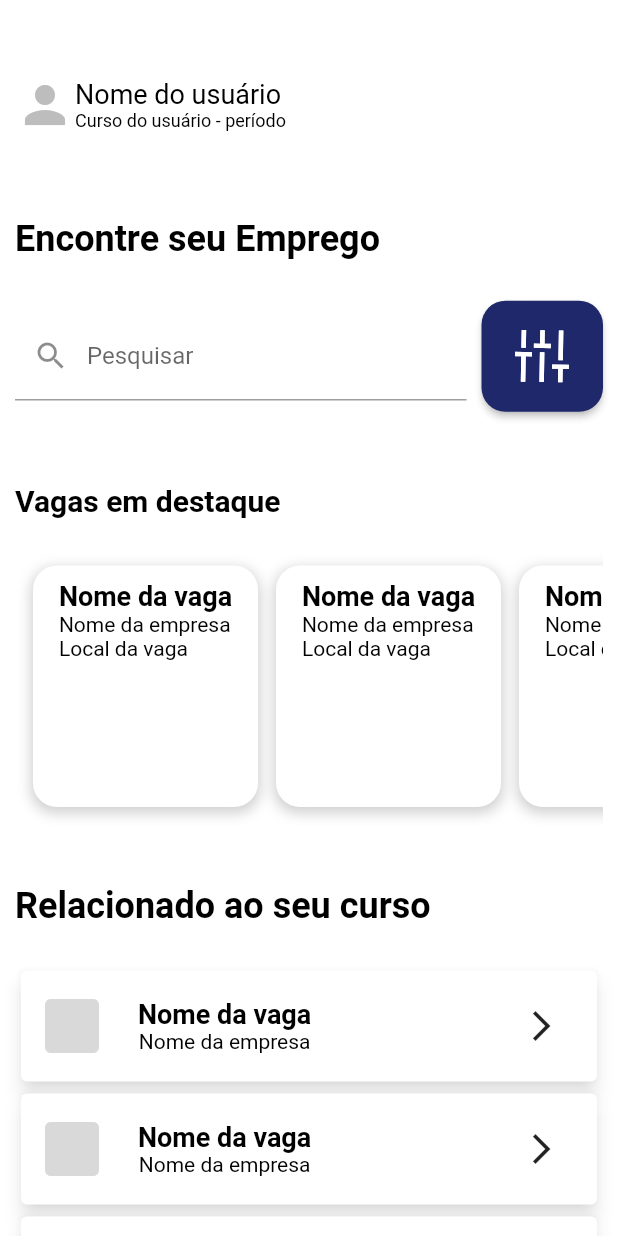
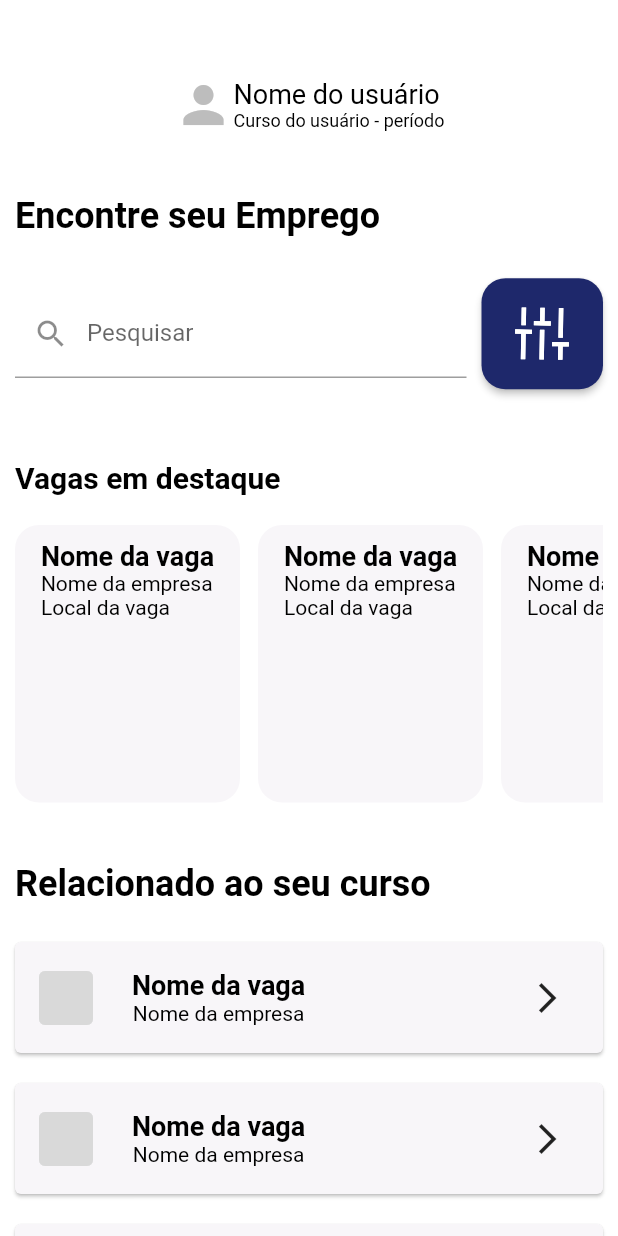
Before and after one commit to islycodes/jobfinder-flutter, a Flutter app: the TelaMenuInicial screen opened by its route, on a phone screen of 412 x 824 dp. Run offline on Flutter 3.47's test engine with Material 2 defaults, Android fonts, the phone set to English and light mode, and no system bars; our stand-ins replace flutter_svg.

Commit message:
update tela_menu_inicial

```diff
--- a/lib/main.dart
+++ b/lib/main.dart
@@ -1,5 +1,7 @@
+import 'package:estagiotec/pages/view/Vagas/tela_vaga.dart';
 import 'package:estagiotec/pages/view/tela_menu_inicial.dart';
 import 'package:flutter/material.dart';
+
 import 'pages/view/Auth/mudar_senha.dart';
 import 'pages/view/Auth/redefinir_senha.dart';
 import 'pages/view/Auth/tela_Otp.dart';
@@ -23,5 +25,6 @@ void main() {
         'telaEsqueceuSenha': (context) => EsqueceuSenha(),
         'telaOtp': (context) => TelaOtp(),
         'telaMudarSenha': (context) => TelaMudarSenha(),
+        'telaVaga': (context) => TelaVaga(),
       }));
 }
--- a/lib/pages/view/tela_menu_inicial.dart
+++ b/lib/pages/view/tela_menu_inicial.dart
@@ -27,41 +27,33 @@ class TelaMenuInicial extends StatelessWidget {
             constraints: BoxConstraints(
               minHeight: MediaQuery.of(context).size.height,
             ),
-            child: Column(
-                mainAxisAlignment: MainAxisAlignment.spaceEvenly,
-                children: [
+            child: Column(children: [
               Container(
-                    child: Column(
-                        mainAxisAlignment: MainAxisAlignment.spaceBetween,
-                        crossAxisAlignment: CrossAxisAlignment.start,
-                        children: [
+                child: Column(children: [
                   SizedBox(height: 40),
                   Column(
                     crossAxisAlignment: CrossAxisAlignment.start,
                     children: [
                       Row(
-                                crossAxisAlignment: CrossAxisAlignment.center,
+                        mainAxisAlignment: MainAxisAlignment.center,
                         children: [
                           Icon(Icons.person,
                               size: 40, color: Colors.grey.shade400),
                           Column(
-                                    crossAxisAlignment:
-                                        CrossAxisAlignment.start,
+                            crossAxisAlignment: CrossAxisAlignment.start,
                             children: [
                               Text('Nome do usuário',
                                   style: TextStyle(
-                                              fontSize: 18,
-                                              color: Colors.black)),
+                                      fontSize: 18, color: Colors.black)),
                               Text('Curso do usuário - período',
                                   style: TextStyle(
-                                              fontSize: 12,
-                                              color: Colors.black)),
+                                      fontSize: 12, color: Colors.black)),
                             ],
                           ),
                         ],
                       ),
                       SizedBox(
-                                height: 55,
+                        height: 40,
                       ),
                       Text('Encontre seu Emprego',
                           style: TextStyle(
@@ -86,16 +78,11 @@ class TelaMenuInicial extends StatelessWidget {
                                   backgroundColor:
                                       Color.fromRGBO(30, 40, 107, 1),
                                   shape: RoundedRectangleBorder(
-                                            borderRadius:
-                                                BorderRadius.circular(16),
+                                    borderRadius: BorderRadius.circular(16),
                                   )),
                               child: SvgPicture.string(svgCode),
                             ),
                           )
-
-                                  // ElevatedButton(
-                                  //     onPressed: () {},
-                                  //     child: )
                         ],
                       ),
                       SizedBox(
@@ -113,7 +100,6 @@ class TelaMenuInicial extends StatelessWidget {
                         height: 185,
                         child: ListView.separated(
                           scrollDirection: Axis.horizontal,
-                                  padding: const EdgeInsets.all(12),
                           itemCount: 10,
                           separatorBuilder: (context, index) {
                             return const SizedBox(width: 12);
@@ -122,18 +108,14 @@ class TelaMenuInicial extends StatelessWidget {
                             return Container(
                               width: 150,
                               decoration: BoxDecoration(
-                                        color: Colors.white,
+                                color: Color.fromRGBO(248, 246, 249, 1),
                                 borderRadius: BorderRadius.circular(16),
-                                        boxShadow: [
-                                          BoxShadow(
-                                            color: Colors.grey.withOpacity(0.5),
-                                            spreadRadius: 1,
-                                            blurRadius: 7,
-                                            offset: Offset(0,
-                                                3), // changes position of shadow
                               ),
-                                        ],
-                                      ),
+                              child: InkWell(
+                                borderRadius: BorderRadius.circular(16),
+                                onTap: () {
+                                  Navigator.pushNamed(context, 'telaVaga');
+                                },
                                 child: Column(
                                   children: [
                                     Padding(
@@ -146,8 +128,7 @@ class TelaMenuInicial extends StatelessWidget {
                                               style: TextStyle(
                                                   fontSize: 18,
                                                   color: Colors.black,
-                                                        fontWeight:
-                                                            FontWeight.bold)),
+                                                  fontWeight: FontWeight.bold)),
                                           Text('Nome da empresa',
                                               style: TextStyle(
                                                   fontSize: 14,
@@ -160,6 +141,7 @@ class TelaMenuInicial extends StatelessWidget {
                                       ),
                                     )
                                   ],
+                                ),
                               ),
                             );
                           },
@@ -175,9 +157,6 @@ class TelaMenuInicial extends StatelessWidget {
                               fontWeight: FontWeight.bold)),
                     ],
                   ),
-                          // ['asd','kj','asd','asdasd'].map((item) {
-                          //   return Container(child: Text(item));
-                          // }).toList(),
                 ]),
               ),
               SizedBox(
@@ -186,8 +165,13 @@ class TelaMenuInicial extends StatelessWidget {
               Column(
                 children: ['asd', 'asd', 'asdas', 'asd'].map((e) {
                   return Card(
-                        shadowColor: Colors.black54,
-                        elevation: 5,
+                    color: Color.fromRGBO(248, 246, 249, 1),
+                    margin: EdgeInsets.only(bottom: 20),
+                    child: InkWell(
+                      borderRadius: BorderRadius.circular(5),
+                      onTap: () {
+                        Navigator.pushNamed(context, 'telaVaga');
+                      },
                       child: Padding(
                         padding: EdgeInsets.fromLTRB(10, 13, 25, 13),
                         child: Row(
@@ -197,8 +181,7 @@ class TelaMenuInicial extends StatelessWidget {
                                 children: [
                                   Icon(Icons.square_rounded,
                                       size: 48,
-                                        color:
-                                            Color.fromRGBO(217, 217, 217, 1)),
+                                      color: Color.fromRGBO(217, 217, 217, 1)),
                                   SizedBox(
                                     width: 20,
                                   ),
@@ -220,6 +203,7 @@ class TelaMenuInicial extends StatelessWidget {
                               Icon(Icons.arrow_forward_ios)
                             ]),
                       ),
+                    ),
                   );
                 }).toList(),
               ),
```
Lines whose indentation alone changed are shown as unchanged.
